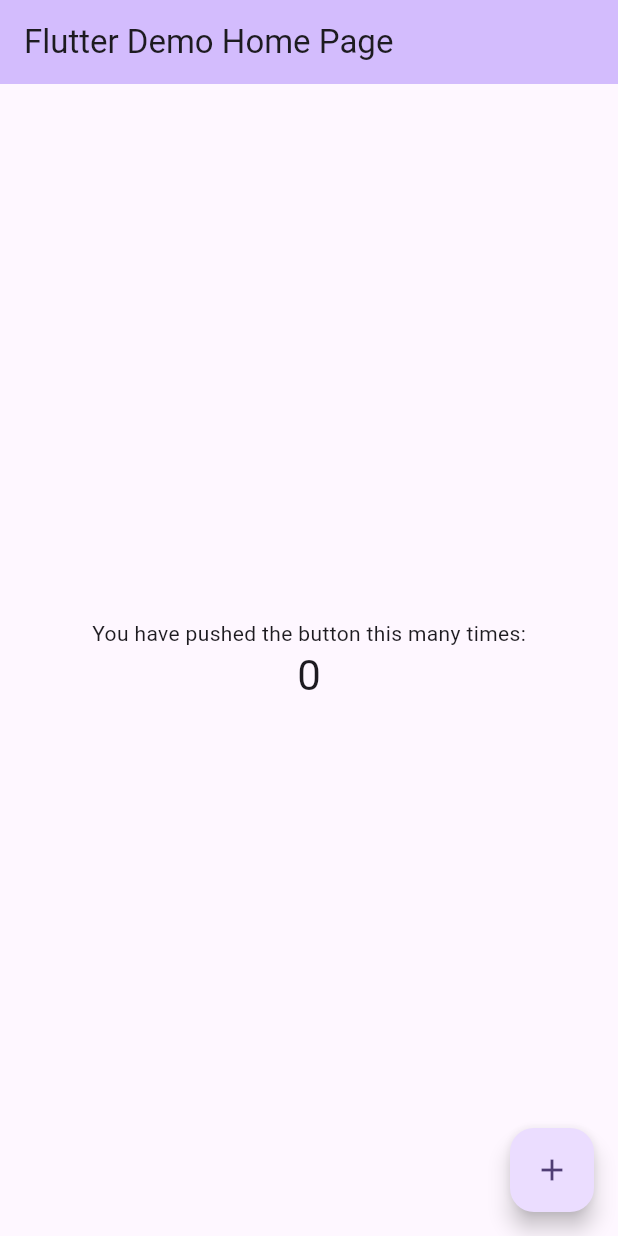
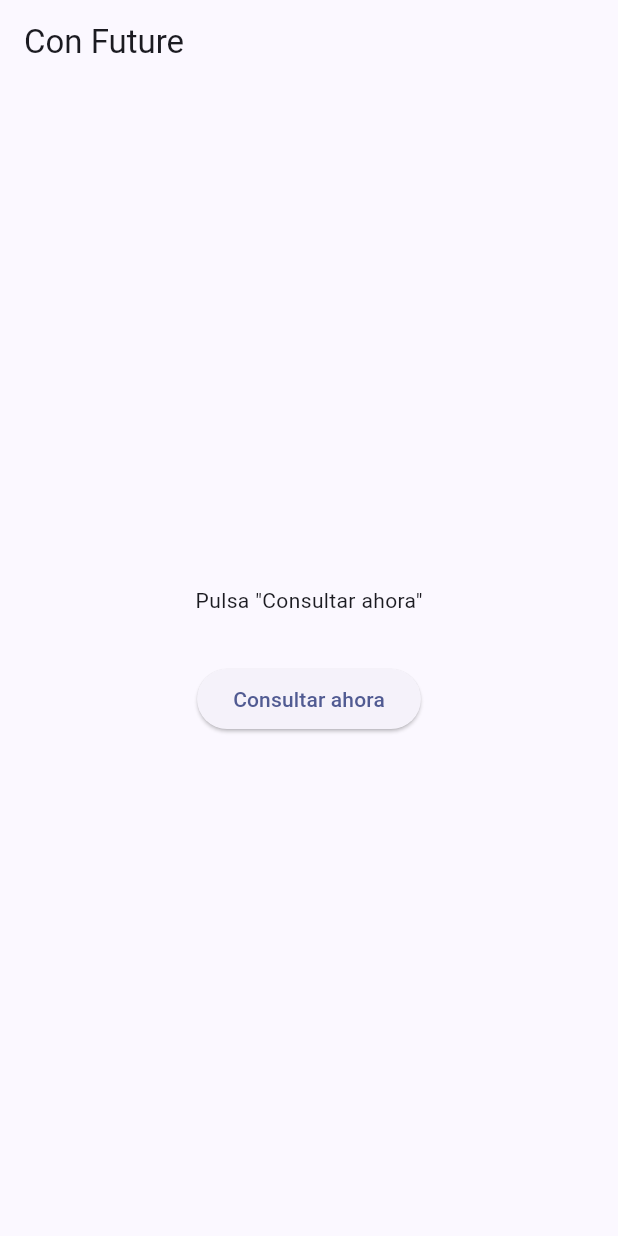
Before and after one commit to mpintor15/PrograApps, a Flutter app: the screen it shows after launch, on a phone screen of 412 x 824 dp. Run offline on Flutter 3.47's test engine with Material 3 defaults, Android fonts, the phone set to English and light mode, and no system bars; our stand-ins replace connectivity_plus.

Commit message:
feat: pantalla con Future (consultar ahora)

```diff
--- a/deber1-estado-streams/lib/main.dart
+++ b/deber1-estado-streams/lib/main.dart
@@ -1,122 +1,25 @@
 import 'package:flutter/material.dart';
 
+import 'data/repositories/conexion_plus_repository.dart';
+import 'domain/usecases/consultar_conexion.dart';
+import 'presentation/pantallas/pantalla_foto.dart';
+
 void main() {
-  runApp(const MyApp());
+  final repositorio = ConexionPlusRepository();
+  runApp(MyApp(consultarConexion: ConsultarConexion(repositorio)));
 }
 
 class MyApp extends StatelessWidget {
-  const MyApp({super.key});
+  final ConsultarConexion consultarConexion;
 
-  // This widget is the root of your application.
+  const MyApp({super.key, required this.consultarConexion});
+
   @override
   Widget build(BuildContext context) {
     return MaterialApp(
-      title: 'Flutter Demo',
-      theme: ThemeData(
-        // This is the theme of your application.
-        //
-        // TRY THIS: Try running your application with "flutter run". You'll see
-        // the application has a purple toolbar. Then, without quitting the app,
-        // try changing the seedColor in the colorScheme below to Colors.green
-        // and then invoke "hot reload" (save your changes or press the "hot
-        // reload" button in a Flutter-supported IDE, or press "r" if you used
-        // the command line to start the app).
-        //
-        // Notice that the counter didn't reset back to zero; the application
-        // state is not lost during the reload. To reset the state, use hot
-        // restart instead.
-        //
-        // This works for code too, not just values: Most code changes can be
-        // tested with just a hot reload.
-        colorScheme: .fromSeed(seedColor: Colors.deepPurple),
-      ),
-      home: const MyHomePage(title: 'Flutter Demo Home Page'),
+      title: 'Conexión',
+      theme: ThemeData(colorSchemeSeed: Colors.indigo),
+      home: PantallaFoto(consultarConexion: consultarConexion),
     );
   }
 }
-
-class MyHomePage extends StatefulWidget {
-  const MyHomePage({super.key, required this.title});
-
-  // This widget is the home page of your application. It is stateful, meaning
-  // that it has a State object (defined below) that contains fields that affect
-  // how it looks.
-
-  // This class is the configuration for the state. It holds the values (in this
-  // case the title) provided by the parent (in this case the App widget) and
-  // used by the build method of the State. Fields in a Widget subclass are
-  // always marked "final".
-
-  final String title;
-
-  @override
-  State<MyHomePage> createState() => _MyHomePageState();
-}
-
-class _MyHomePageState extends State<MyHomePage> {
-  int _counter = 0;
-
-  void _incrementCounter() {
-    setState(() {
-      // This call to setState tells the Flutter framework that something has
-      // changed in this State, which causes it to rerun the build method below
-      // so that the display can reflect the updated values. If we changed
-      // _counter without calling setState(), then the build method would not be
-      // called again, and so nothing would appear to happen.
-      _counter++;
-    });
-  }
-
-  @override
-  Widget build(BuildContext context) {
-    // This method is rerun every time setState is called, for instance as done
-    // by the _incrementCounter method above.
-    //
-    // The Flutter framework has been optimized to make rerunning build methods
-    // fast, so that you can just rebuild anything that needs updating rather
-    // than having to individually change instances of widgets.
-    return Scaffold(
-      appBar: AppBar(
-        // TRY THIS: Try changing the color here to a specific color (to
-        // Colors.amber, perhaps?) and trigger a hot reload to see the AppBar
-        // change color while the other colors stay the same.
-        backgroundColor: Theme.of(context).colorScheme.inversePrimary,
-        // Here we take the value from the MyHomePage object that was created by
-        // the App.build method, and use it to set our appbar title.
-        title: Text(widget.title),
-      ),
-      body: Center(
-        // Center is a layout widget. It takes a single child and positions it
-        // in the middle of the parent.
-        child: Column(
-          // Column is also a layout widget. It takes a list of children and
-          // arranges them vertically. By default, it sizes itself to fit its
-          // children horizontally, and tries to be as tall as its parent.
-          //
-          // Column has various properties to control how it sizes itself and
-          // how it positions its children. Here we use mainAxisAlignment to
-          // center the children vertically; the main axis here is the vertical
-          // axis because Columns are vertical (the cross axis would be
-          // horizontal).
-          //
-          // TRY THIS: Invoke "debug painting" (choose the "Toggle Debug Paint"
-          // action in the IDE, or press "p" in the console), to see the
-          // wireframe for each widget.
-          mainAxisAlignment: .center,
-          children: [
-            const Text('You have pushed the button this many times:'),
-            Text(
-              '$_counter',
-              style: Theme.of(context).textTheme.headlineMedium,
-            ),
-          ],
-        ),
-      ),
-      floatingActionButton: FloatingActionButton(
-        onPressed: _incrementCounter,
-        tooltip: 'Increment',
-        child: const Icon(Icons.add),
-      ),
-    );
-  }
-}
--- /dev/null
+++ b/deber1-estado-streams/lib/presentation/pantallas/pantalla_foto.dart
@@ -0,0 +1,85 @@
+import 'package:flutter/material.dart';
+
+import '../../domain/entities/estado_conexion.dart';
+import '../../domain/usecases/consultar_conexion.dart';
+
+class PantallaFoto extends StatefulWidget {
+  final ConsultarConexion consultarConexion;
+
+  const PantallaFoto({super.key, required this.consultarConexion});
+
+  @override
+  State<PantallaFoto> createState() => _PantallaFotoState();
+}
+
+class _PantallaFotoState extends State<PantallaFoto> {
+  EstadoConexion? _estado;
+  DateTime? _hora;
+
+  Future<void> _consultar() async {
+    final estado = await widget.consultarConexion();
+    if (!mounted) return;
+    setState(() {
+      _estado = estado;
+      _hora = DateTime.now();
+    });
+  }
+
+  String _formatoHora(DateTime t) {
+    String dos(int n) => n.toString().padLeft(2, '0');
+    return '${dos(t.hour)}:${dos(t.minute)}:${dos(t.second)}';
+  }
+
+  @override
+  Widget build(BuildContext context) {
+    final estado = _estado;
+    final hora = _hora;
+    final hayConexion = estado != null && estado != EstadoConexion.sinConexion;
+    final color = hayConexion ? Colors.green : Colors.red;
+
+    return Scaffold(
+      appBar: AppBar(title: const Text('Con Future')),
+      body: Center(
+        child: Column(
+          mainAxisAlignment: MainAxisAlignment.center,
+          children: [
+            if (estado == null)
+              const Text('Pulsa "Consultar ahora"')
+            else ...[
+              Icon(_icono(estado), size: 96, color: color),
+              const SizedBox(height: 12),
+              Text(
+                _texto(estado),
+                style: Theme.of(context)
+                    .textTheme
+                    .displaySmall
+                    ?.copyWith(color: color),
+              ),
+              const SizedBox(height: 8),
+              Text('Consultado a las ${_formatoHora(hora!)}'),
+            ],
+            const SizedBox(height: 32),
+            ElevatedButton(
+              onPressed: _consultar,
+              child: const Text('Consultar ahora'),
+            ),
+          ],
+        ),
+      ),
+    );
+  }
+
+  static String _texto(EstadoConexion e) => switch (e) {
+        EstadoConexion.wifi => 'Wi-Fi',
+        EstadoConexion.datosMoviles => 'Datos móviles',
+        EstadoConexion.otro => 'Otra conexión',
+        EstadoConexion.sinConexion => 'Sin conexión',
+      };
+
+  static IconData _icono(EstadoConexion e) => switch (e) {
+        EstadoConexion.wifi => Icons.wifi,
+        EstadoConexion.datosMoviles => Icons.signal_cellular_alt,
+        EstadoConexion.otro => Icons.lan,
+        EstadoConexion.sinConexion => Icons.wifi_off,
+      };
+}
```
Also changed, not shown: 1 other file.
